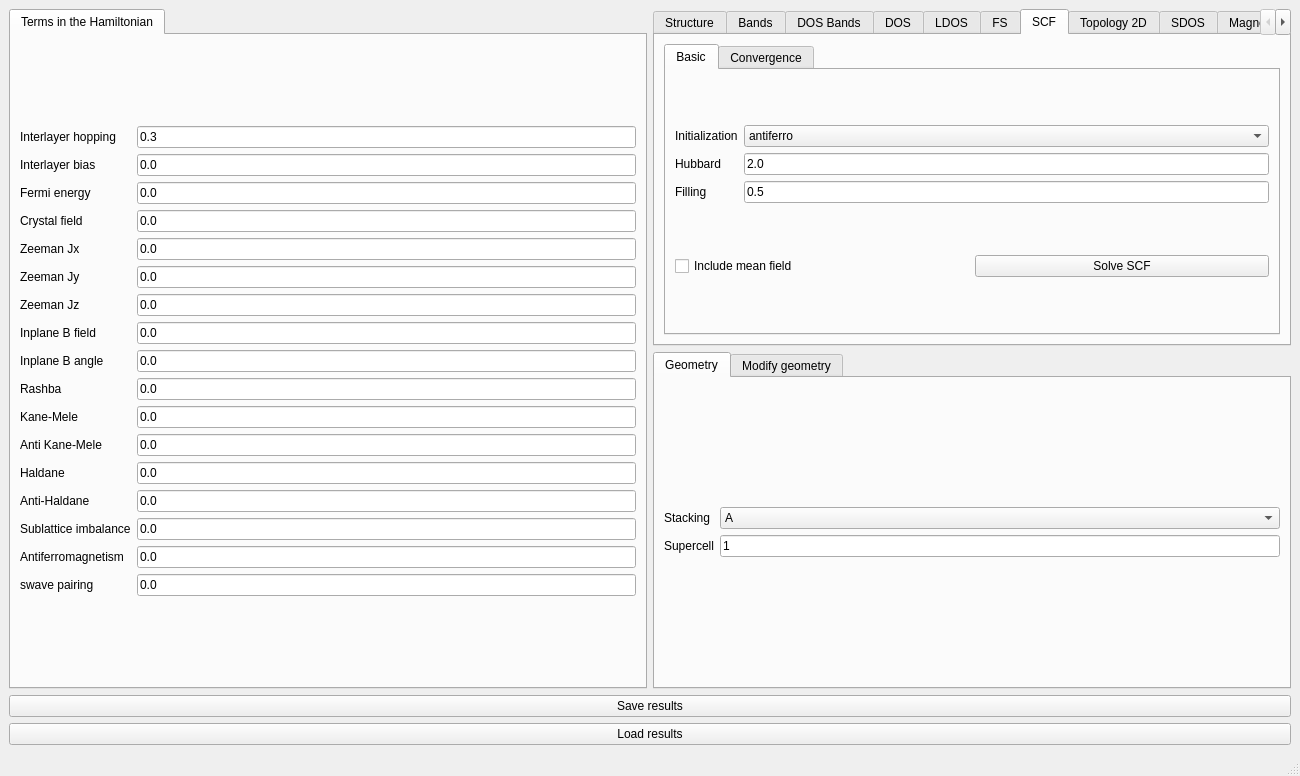
The window that interface-pyqt/multilayergraphene/interface.ui (joselado/quantum-lattice) describes before a commit, drawn with Qt 5.
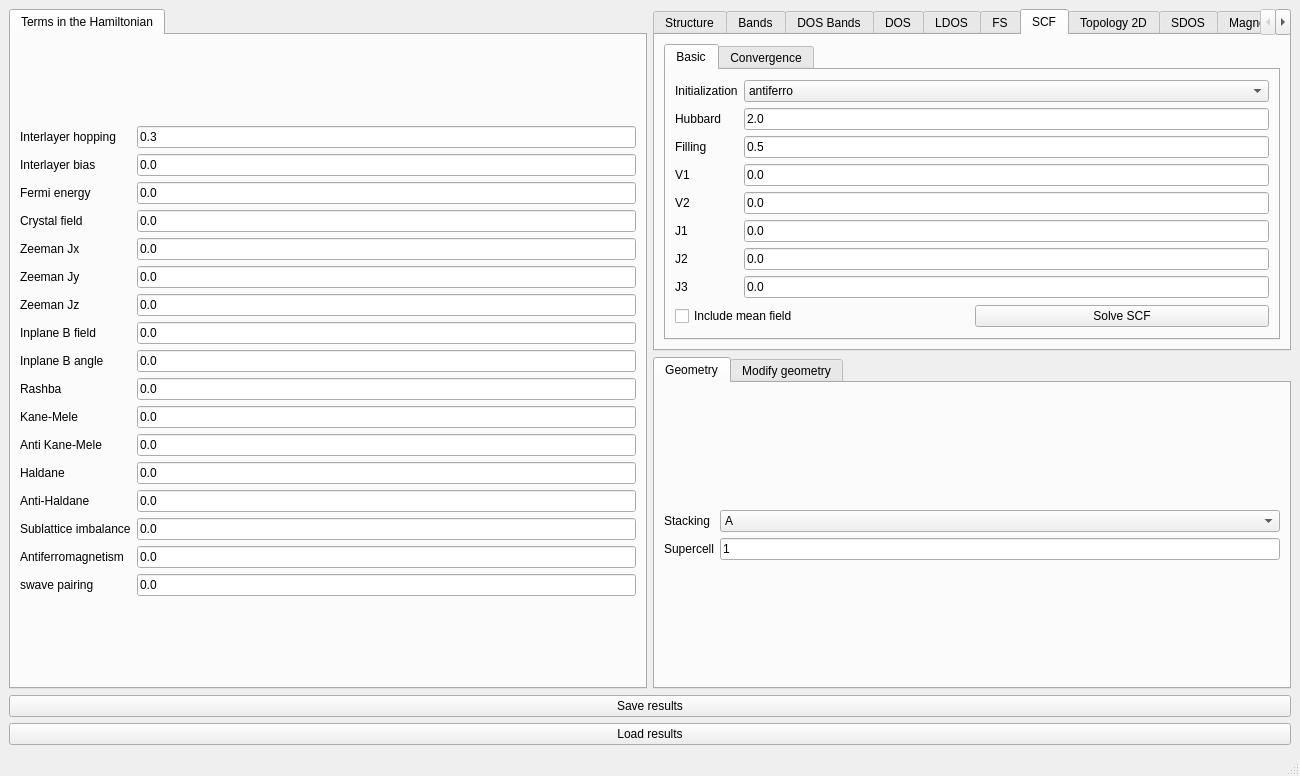
The same window after the commit. The open tabs and pages were chosen to show the change. Custom widgets are drawn as their Qt base class.

Patch:
```diff
--- a/interface-pyqt/multilayergraphene/interface.ui
+++ b/interface-pyqt/multilayergraphene/interface.ui
@@ -961,6 +961,91 @@
                 </property>
                </widget>
               </item>
+              <item row="3" column="0">
+               <widget class="BodyLabel" name="label_v1">
+                <property name="text">
+                 <string>V1</string>
+                </property>
+               </widget>
+              </item>
+              <item row="3" column="1">
+               <widget class="LineEdit" name="V1">
+                <property name="toolTip">
+                 <string>First neighbor interaction</string>
+                </property>
+                <property name="text">
+                 <string>0.0</string>
+                </property>
+               </widget>
+              </item>
+              <item row="4" column="0">
+               <widget class="BodyLabel" name="label_v2">
+                <property name="text">
+                 <string>V2</string>
+                </property>
+               </widget>
+              </item>
+              <item row="4" column="1">
+               <widget class="LineEdit" name="V2">
+                <property name="toolTip">
+                 <string>Second neighbor interaction</string>
+                </property>
+                <property name="text">
+                 <string>0.0</string>
+                </property>
+               </widget>
+              </item>
+              <item row="5" column="0">
+               <widget class="BodyLabel" name="label_j1">
+                <property name="text">
+                 <string>J1</string>
+                </property>
+               </widget>
+              </item>
+              <item row="5" column="1">
+               <widget class="LineEdit" name="J1">
+                <property name="toolTip">
+                 <string>First neighbor Heisenberg exchange</string>
+                </property>
+                <property name="text">
+                 <string>0.0</string>
+                </property>
+               </widget>
+              </item>
+              <item row="6" column="0">
+               <widget class="BodyLabel" name="label_j2">
+                <property name="text">
+                 <string>J2</string>
+                </property>
+               </widget>
+              </item>
+              <item row="6" column="1">
+               <widget class="LineEdit" name="J2">
+                <property name="toolTip">
+                 <string>Second neighbor Heisenberg exchange</string>
+                </property>
+                <property name="text">
+                 <string>0.0</string>
+                </property>
+               </widget>
+              </item>
+              <item row="7" column="0">
+               <widget class="BodyLabel" name="label_j3">
+                <property name="text">
+                 <string>J3</string>
+                </property>
+               </widget>
+              </item>
+              <item row="7" column="1">
+               <widget class="LineEdit" name="J3">
+                <property name="toolTip">
+                 <string>Third neighbor Heisenberg exchange</string>
+                </property>
+                <property name="text">
+                 <string>0.0</string>
+                </property>
+               </widget>
+              </item>
              </layout>
             </item>
             <item row="1" column="0">
```
Left out of the diff: 2 changed lines with no effect on the pictures.
